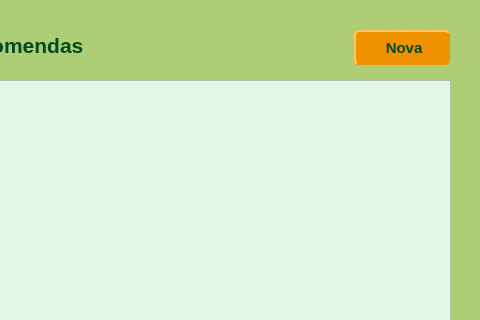
The window that Gestao_de_stock/encomendas.ui (DiFreixo/Projeto_Gestao_de_Stock_e_Encomendas) describes before a commit, drawn with Qt 5; both pictures show x 530 to 1010 and y 0 to 320 of the 1010 by 671 pixel window.
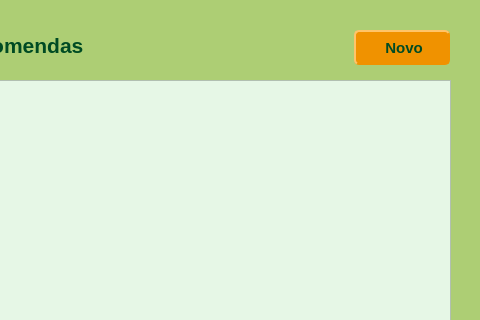
The same window after the commit. The open tabs and pages were chosen to show the change. Icons and pictures are not drawn.

Diff of the .ui file:
```diff
--- a/Gestao_de_stock/encomendas.ui
+++ b/Gestao_de_stock/encomendas.ui
@@ -137,7 +137,7 @@
 	border-radius: 5px;</string>
      </property>
      <property name="text">
-      <string> Nova</string>
+      <string> Novo</string>
      </property>
      <property name="icon">
       <iconset resource="imagens.qrc">
```
Left out of the diff: 4 changed lines with no effect on the pictures.
